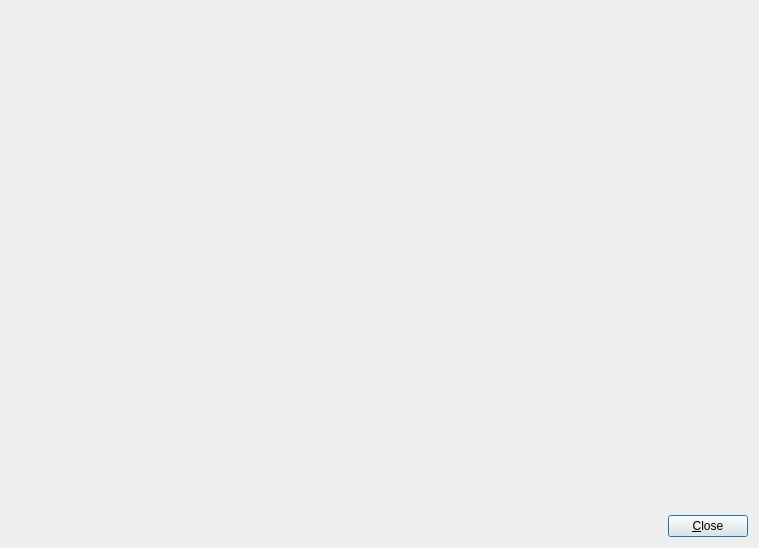
First picture: the form in src/m64py/ui/plotter.ui, repository AlphaGriffin/mupen64plus-ui-python, before the edit.
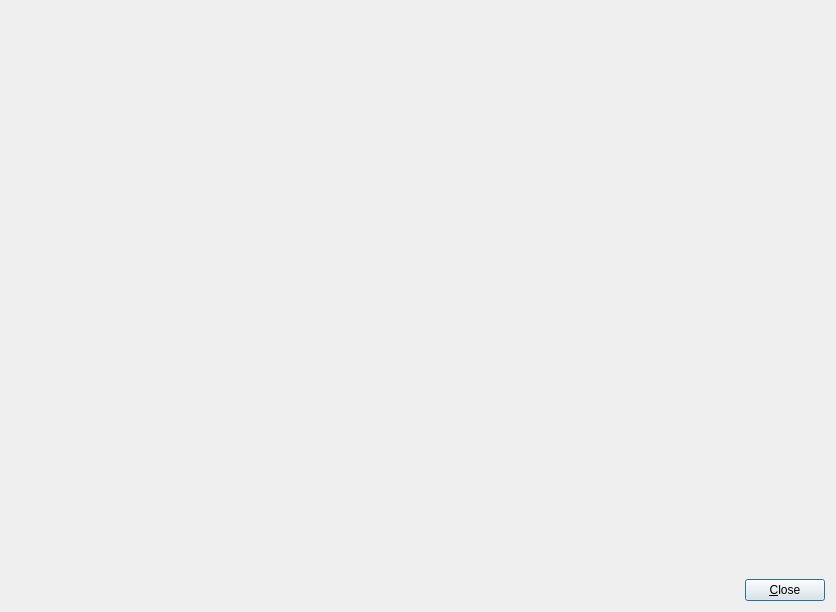
Second picture: the form after the edit.

The edit to the form file:
```diff
--- a/src/m64py/ui/plotter.ui
+++ b/src/m64py/ui/plotter.ui
@@ -6,16 +6,24 @@
    <rect>
     <x>0</x>
     <y>0</y>
-    <width>759</width>
-    <height>548</height>
+    <width>836</width>
+    <height>612</height>
    </rect>
   </property>
   <property name="windowTitle">
    <string>Log Viewer</string>
   </property>
-  <layout class="QVBoxLayout" name="verticalLayout">
+  <layout class="QHBoxLayout" name="horizontalLayout_2">
    <item>
-    <widget class="QWidget" name="graph_widget" native="true"/>
+    <layout class="QVBoxLayout" name="verticalLayout_2" stretch="1,0">
+     <item>
+      <widget class="QWidget" name="graph_widget" native="true">
+       <layout class="QHBoxLayout" name="horizontalLayout_3">
+        <item>
+         <layout class="QHBoxLayout" name="graph_layout"/>
+        </item>
+       </layout>
+      </widget>
    </item>
    <item>
     <layout class="QHBoxLayout" name="horizontalLayout">
@@ -38,6 +46,8 @@
         <string>&amp;Close</string>
        </property>
       </widget>
+       </item>
+      </layout>
      </item>
     </layout>
    </item>
```
Left out of the diff: 2 changed lines with no effect on the pictures. Lines whose indentation alone changed are shown as unchanged.
